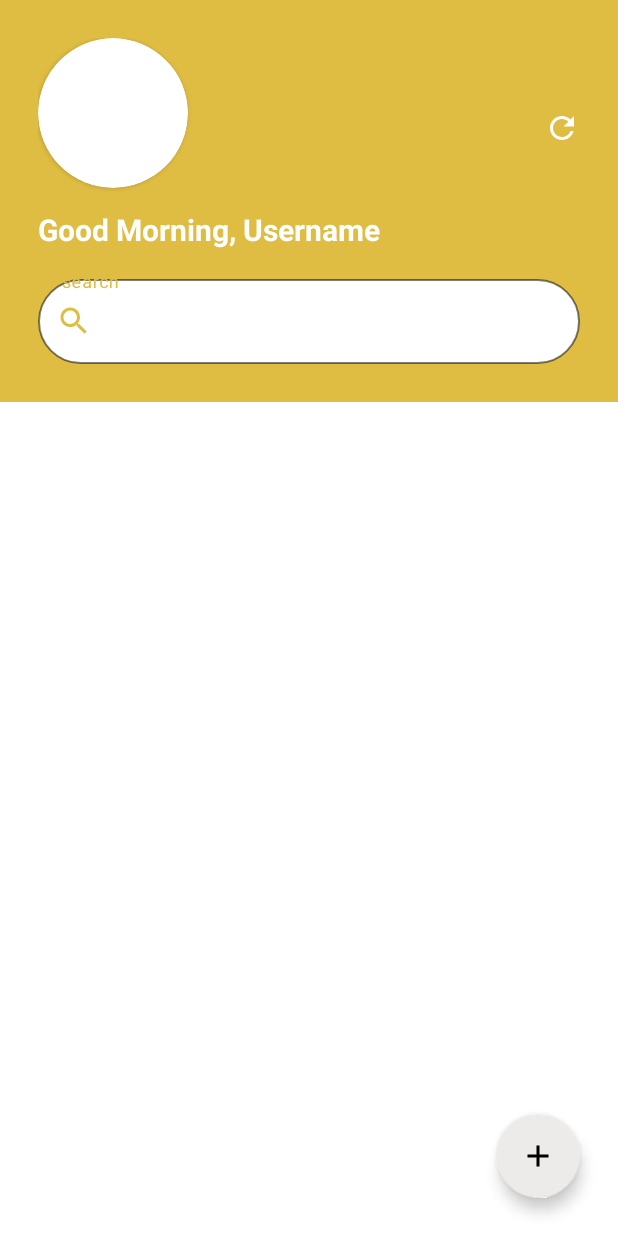
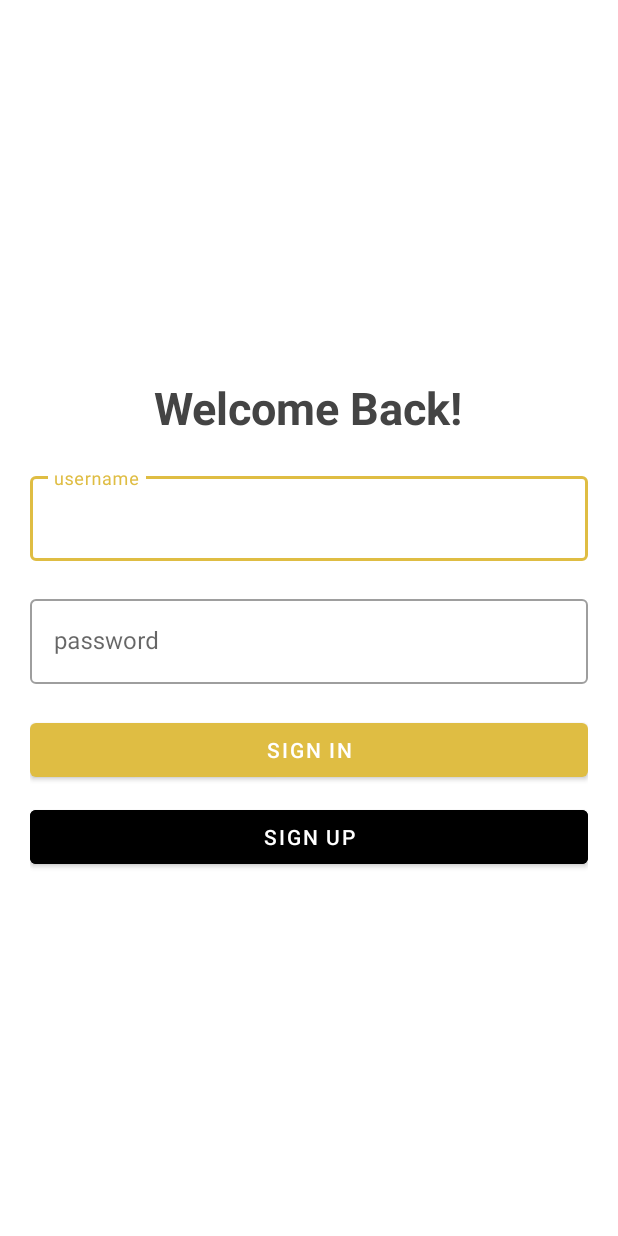
Before and after one commit to AssoulYasser/TO-Do-List-App, an Android app: the screen it shows after launch (MainActivity before the commit, AuthActivity after it), on a phone screen of 412 x 824 dp. Run offline under Robolectric (Android 15) with nearby library versions, the phone set to English and light mode, and no system bars.

```diff
--- a/app/src/main/java/com/example/todolist/RecyclerView/Holder.kt
+++ b/app/src/main/java/com/example/todolist/RecyclerView/Holder.kt
@@ -1,7 +1,6 @@
 package com.example.todolist.RecyclerView
 
 import android.content.Intent
-import android.util.Log
 import android.view.View
 import android.widget.CheckBox
 import android.widget.TextView
@@ -18,7 +17,7 @@ class Holder(item: View) : RecyclerView.ViewHolder(item) {
     var timeView:TextView = item.findViewById(R.id.timeTV)
     var checkBoxView:CheckBox = item.findViewById(R.id.doneCB)
 
-    lateinit var data:com.example.todolist.data.Model
+    lateinit var data:com.example.todolist.data.TaskModel
 
     init {
         item.setOnClickListener {
--- a/app/src/main/java/com/example/todolist/Retrofit/APIservice.kt
+++ b/app/src/main/java/com/example/todolist/Retrofit/APIservice.kt
@@ -1,20 +1,28 @@
 package com.example.todolist.Retrofit
 
-import com.example.todolist.data.Model
+import com.example.todolist.data.AuthModel
+import com.example.todolist.data.TaskModel
+import com.example.todolist.data.SignInModel
+import com.example.todolist.data.SignUpModel
 import retrofit2.Call
 import retrofit2.http.*
 
 interface APIservice {
     @POST("/tasks/")
-    fun addTask(@Body model: Model) : Call<Model>
-
+    fun addTask(@Body taskModel: TaskModel) : Call<TaskModel>
 
     @GET("/tasks/")
-    fun getAllTasks() : Call<MutableList<Model>>
+    fun getAllTasks() : Call<MutableList<TaskModel>>
 
     @DELETE("/tasks/")
     fun deleteTask(@Query("id") id: Long) : Call<Void>
 
     @PUT("/tasks/")
-    fun updateTask(@Body model: Model) : Call<Void>
+    fun updateTask(@Body taskModel: TaskModel) : Call<Void>
+
+    @POST("sign-up/")
+    fun addUser(@Body signUpModel:SignUpModel) : Call<AuthModel>
+
+    @POST("sign-in/")
+    fun getUser(@Body signInModel:SignInModel) : Call<AuthModel>
 }
--- /dev/null
+++ b/app/src/main/java/com/example/todolist/Retrofit/HttpRequestCallBack.kt
@@ -0,0 +1,6 @@
+package com.example.todolist.Retrofit
+
+interface HttpRequestCallBack {
+    fun onSuccess()
+    fun onFailure()
+}
--- a/app/src/main/java/com/example/todolist/Retrofit/Retrofit.kt
+++ b/app/src/main/java/com/example/todolist/Retrofit/Retrofit.kt
@@ -7,7 +7,7 @@ import retrofit2.converter.gson.GsonConverterFactory
 
 object Retrofit {
 
-    private const val BASE_URL = "http://192.168.125.93:8000/"
+    private const val BASE_URL = "http://192.168.1.2:8000/"
     private val LOGGING = HttpLoggingInterceptor()
     private val CLIENT = OkHttpClient.Builder()
 
--- /dev/null
+++ b/app/src/main/java/com/example/todolist/activities/AuthActivity.kt
@@ -0,0 +1,82 @@
+package com.example.todolist.activities
+
+import android.content.Context
+import android.content.Intent
+import android.content.SharedPreferences
+import androidx.appcompat.app.AppCompatActivity
+import android.os.Bundle
+import android.util.Log
+import android.view.View
+import com.example.todolist.R
+import com.example.todolist.Retrofit.HttpRequest
+import com.example.todolist.Retrofit.HttpRequestCallBack
+import com.example.todolist.data.SignInModel
+import com.example.todolist.data.SignUpModel
+import kotlinx.android.synthetic.main.activity_auth.*
+
+class AuthActivity : AppCompatActivity(), HttpRequestCallBack {
+
+    companion object{
+        lateinit var sharedPreferences:SharedPreferences
+    }
+
+    override fun onCreate(savedInstanceState: Bundle?) {
+        super.onCreate(savedInstanceState)
+        setContentView(R.layout.activity_auth)
+
+        Log.d("EXCEPTION RES:", "Auth Activity Started Here")
+
+
+        sharedPreferences = getSharedPreferences("USER",MODE_PRIVATE)
+
+
+        Log.d("EXCEPTION RES:", "Shared Pref has been init")
+
+        if (sharedPreferences.getBoolean("IS_SIGNED", false)) {
+            Log.d("EXCEPTION RES:", "The GetBoolean is True and Main Activity will start")
+            startActivity(Intent(this, MainActivity::class.java))
+            finish()
+        }
+
+
+        var isSigned = true
+        signUP_BTN.setOnClickListener {
+            if (isSigned) {
+                Log.d("EXCEPTION RES:", "You Will create account")
+                isSigned = false
+                welcome_TV.text = "Get Started!"
+                email_IL.visibility = View.VISIBLE
+                signIN_BTN.text = "Sign Up"
+                signUP_BTN.text = "Sign IN"
+            } else {
+                Log.d("EXCEPTION RES:", "You already have account")
+                isSigned = true
+                welcome_TV.text = "Welcome Back!"
+                email_IL.visibility = View.GONE
+                signIN_BTN.text = "Sign IN"
+                signUP_BTN.text = "Sign Up"
+            }
+        }
+
+        signIN_BTN.setOnClickListener {
+            if (!isSigned){
+                Log.d("EXCEPTION RES:", "Request to sign up")
+                HttpRequest.addUser(SignUpModel(username = username_TF.text.toString(), email = email_TF.text.toString(), password = password_TF.text.toString()), sharedPreferences, this)
+            }
+            else{
+                Log.d("EXCEPTION RES:", "Request to sign in")
+                HttpRequest.getUser(SignInModel(username = username_TF.text.toString(), password = password_TF.text.toString()), sharedPreferences, this)
+            }
+        }
+    }
+
+    override fun onSuccess() {
+        Log.d("EXCEPTION RES:", "your sign in/up working")
+        startActivity(Intent(this, MainActivity::class.java))
+        finish()
+    }
+
+    override fun onFailure() {
+        Log.d("EXCEPTION RES:", "your sign in/up is not working")
+    }
+}
--- a/app/src/main/java/com/example/todolist/data/DATA.kt
+++ b/app/src/main/java/com/example/todolist/data/DATA.kt
@@ -4,7 +4,7 @@ import com.example.todolist.RecyclerView.Adapter
 
 object DATA {
     val adapter = Adapter(mutableListOf())
-    lateinit var newData:Model
+    lateinit var newData:TaskModel
 
 
 
--- a/app/src/main/java/com/example/todolist/data/Model.kt
+++ /dev/null
@@ -1,5 +0,0 @@
-package com.example.todolist.data
-
-import java.time.LocalTime
-
-data class Model(val id: Long, var title:String, var description:String, var time:String, var isDone:Boolean)
--- /dev/null
+++ b/app/src/main/java/com/example/todolist/data/SignInModel.kt
@@ -0,0 +1,5 @@
+package com.example.todolist.data
+
+data class SignUpModel(val username:String, val password:String, val email:String)
+data class SignInModel(val username: String, val password: String)
+data class AuthModel(val token:String, val username:String)
--- /dev/null
+++ b/app/src/main/java/com/example/todolist/data/TaskModel.kt
@@ -0,0 +1,5 @@
+package com.example.todolist.data
+
+import java.time.LocalTime
+
+data class TaskModel(val id: Long, var title:String, var description:String, var time:String, var isDone:Boolean)
--- /dev/null
+++ b/app/src/main/res/layout/activity_auth.xml
@@ -0,0 +1,84 @@
+<?xml version="1.0" encoding="utf-8"?>
+<LinearLayout xmlns:android="http://schemas.android.com/apk/res/android"
+    xmlns:app="http://schemas.android.com/apk/res-auto"
+    xmlns:tools="http://schemas.android.com/tools"
+    android:gravity="center"
+    android:orientation="vertical"
+    android:padding="20dp"
+    android:layout_width="match_parent"
+    android:layout_height="match_parent"
+    tools:context=".activities.AuthActivity">
+
+    <TextView
+        android:id="@+id/welcome_TV"
+        android:text="Welcome Back!"
+        android:layout_marginVertical="10dp"
+        android:textStyle="bold"
+        android:textSize="30sp"
+        android:layout_width="wrap_content"
+        android:layout_height="wrap_content"/>
+
+    <com.google.android.material.textfield.TextInputLayout
+        android:hint="username"
+        android:layout_marginVertical="10dp"
+        android:layout_width="match_parent"
+        android:layout_height="wrap_content"
+        style="@style/Widget.MaterialComponents.TextInputLayout.OutlinedBox">
+
+        <com.google.android.material.textfield.TextInputEditText
+            android:id="@+id/username_TF"
+            android:layout_width="match_parent"
+            android:layout_height="match_parent"/>
+
+
+    </com.google.android.material.textfield.TextInputLayout>
+
+    <com.google.android.material.textfield.TextInputLayout
+        android:id="@+id/email_IL"
+        android:hint="email"
+        android:visibility="gone"
+        android:layout_marginVertical="10dp"
+        android:layout_width="match_parent"
+        android:layout_height="wrap_content"
+        style="@style/Widget.MaterialComponents.TextInputLayout.OutlinedBox">
+
+        <com.google.android.material.textfield.TextInputEditText
+            android:id="@+id/email_TF"
+            android:layout_width="match_parent"
+            android:layout_height="match_parent"/>
+
+
+    </com.google.android.material.textfield.TextInputLayout>
+
+    <com.google.android.material.textfield.TextInputLayout
+        android:hint="password"
+        android:layout_marginVertical="10dp"
+        android:layout_width="match_parent"
+        android:layout_height="wrap_content"
+        style="@style/Widget.MaterialComponents.TextInputLayout.OutlinedBox">
+
+        <com.google.android.material.textfield.TextInputEditText
+            android:id="@+id/password_TF"
+            android:inputType="textPassword"
+            android:layout_width="match_parent"
+            android:layout_height="match_parent"/>
+
+
+    </com.google.android.material.textfield.TextInputLayout>
+
+    <com.google.android.material.button.MaterialButton
+        android:id="@+id/signIN_BTN"
+        android:text="SIGN IN"
+        android:layout_marginVertical="10dp"
+        android:layout_width="match_parent"
+        android:layout_height="wrap_content"/>
+
+    <com.google.android.material.button.MaterialButton
+        android:id="@+id/signUP_BTN"
+        android:text="SIGN UP"
+        android:backgroundTint="?attr/colorOnSecondary"
+        android:layout_width="match_parent"
+        android:layout_height="wrap_content"/>
+
+
+</LinearLayout>
--- a/app/src/main/res/layout/header_item.xml
+++ b/app/src/main/res/layout/header_item.xml
@@ -18,6 +18,7 @@
         app:layout_constraintTop_toTopOf="parent">
 
         <ImageView
+            android:id="@+id/logout"
             android:src="@drawable/ic_baseline_refresh_24"
             android:layout_width="100dp"
             android:layout_height="100dp"/>
```
Also changed, not shown: app/src/main/AndroidManifest.xml (+13 -7 lines), app/src/main/java/com/example/todolist/RecyclerView/Adapter.kt (+10 -11 lines), app/src/main/java/com/example/todolist/Retrofit/HttpRequest.kt (+67 -15 lines), app/src/main/java/com/example/todolist/activities/MainActivity.kt (+18 -1 lines), app/src/main/java/com/example/todolist/activities/TaskDetailsActivity.kt (+14 -7 lines), app/src/main/java/com/example/todolist/activities/TaskFormActivity.kt (+2 -12 lines).
